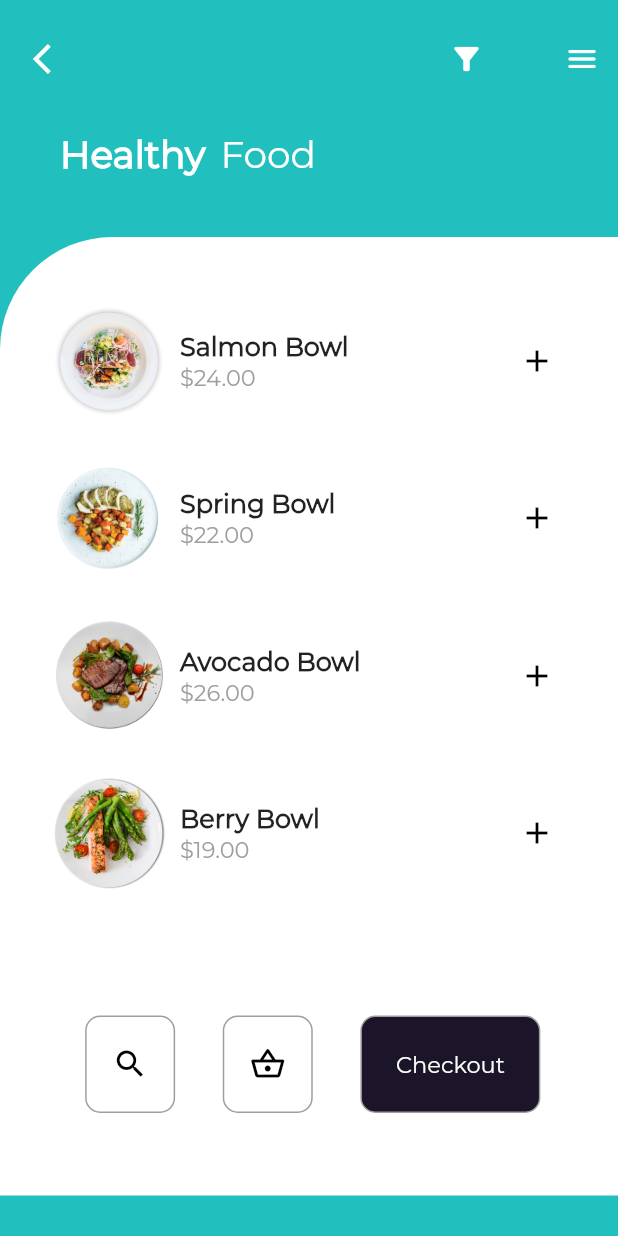
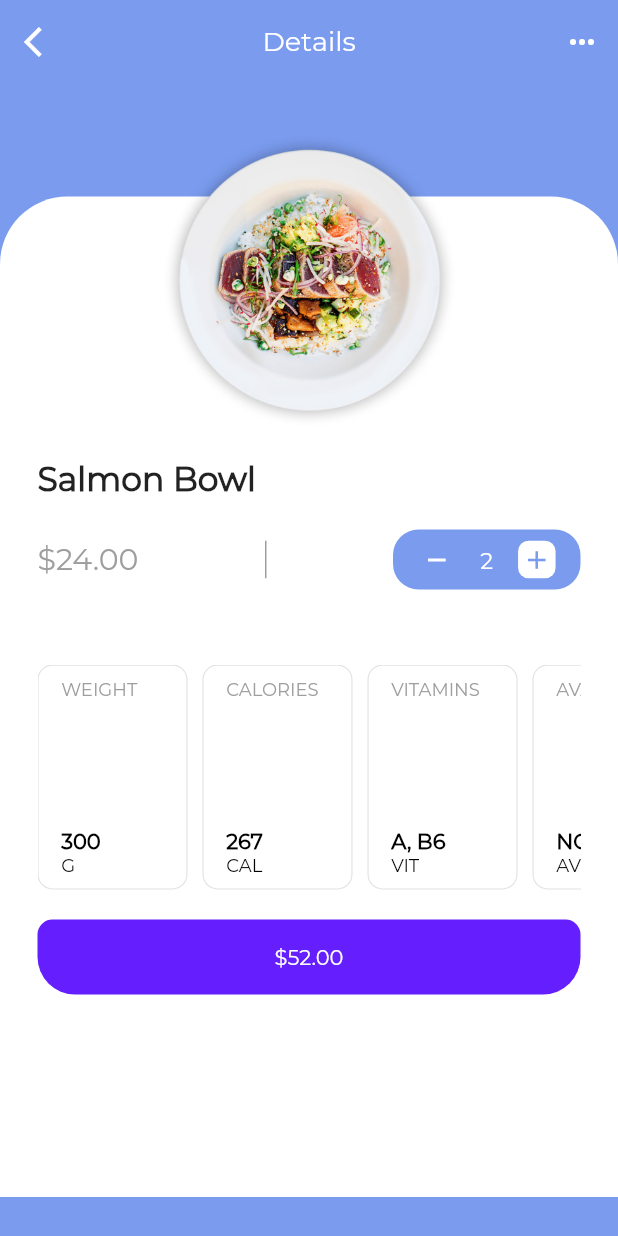
Before and after one commit to tejasrajanna/dribbble_nutrition, a Flutter app: the screen it shows after launch, after a tap on "Salmon Bowl", on a phone screen of 412 x 824 dp. Run offline on Flutter 3.47's test engine with Material 2 defaults, Android fonts, the phone set to English and light mode, and no system bars; project files that could hold a hidden picture were left out.

Commit message:
Screens added

```diff
--- /dev/null
+++ b/lib/screens/details_screen.dart
@@ -0,0 +1,47 @@
+import 'package:dribbble_travel/widgets/details_layout.dart';
+import 'package:flutter/material.dart';
+
+class DetailsScreen extends StatelessWidget {
+  const DetailsScreen({ Key? key, this.heroTag, this.foodName, this.foodPrice }) : super(key: key);
+
+  final heroTag;
+  final foodName;
+  final foodPrice;
+
+  @override
+  Widget build(BuildContext context) {
+    return Scaffold(
+      backgroundColor: Color(0xFF7A9BEE),
+      appBar: AppBar(
+        leading: IconButton(
+          onPressed: () {
+            Navigator.of(context).pop();} ,
+          icon: Icon(Icons.arrow_back_ios),
+          color: Colors.white,
+        ),
+      backgroundColor: Colors.transparent,
+      elevation: 0.0,
+      title: Text(
+        'Details',
+        style: TextStyle(
+          fontFamily: 'Montserrat',
+          fontSize: 18.0,
+          color: Colors.white,
+        ),
+      ),
+      centerTitle: true,
+      actions: [
+        IconButton(
+          onPressed: () {},
+          icon: Icon(Icons.more_horiz),
+          color: Colors.white,
+          ),
+      ],
+      ),
+    body: DetailsLayout(
+      heroTag: this.heroTag,
+      foodPrice: this.foodPrice,
+      foodName: this.foodName,)
+    );
+  }
+}
--- a/lib/screens/home_screen.dart
+++ b/lib/screens/home_screen.dart
@@ -1,5 +1,5 @@
-import 'package:dribbble_travel/widgets/header.dart';
-import 'package:dribbble_travel/widgets/heading.dart';
+import 'package:dribbble_travel/widgets/home_header.dart';
+import 'package:dribbble_travel/widgets/home_heading.dart';
 import 'package:dribbble_travel/widgets/list_food_items.dart';
 import 'package:flutter/material.dart';
 
@@ -19,9 +19,9 @@ class _MyHomePageState extends State<MyHomePage> {
       backgroundColor: Color(0xFF21BFBD),
       body: ListView(
         children: [
-      Header(),
+      HomeHeader(),
       SizedBox(height: 25,),
-      Heading(),
+      HomeHeading(),
       SizedBox(height: 40,),
       Container(
         height: MediaQuery.of(context).size.height - 185.0,
--- /dev/null
+++ b/lib/widgets/build_card.dart
@@ -0,0 +1,105 @@
+import 'package:flutter/material.dart';
+
+class BuildCard extends StatefulWidget {
+  final String cardTitle;
+  final String info;
+  final String unit;
+
+  BuildCard({Key? key,
+          required this.cardTitle,
+          required this.info,
+          required this.unit,
+          }) : super(key: key);
+
+  @override
+  _BuildCardState createState() => _BuildCardState();
+}
+
+class _BuildCardState extends State<BuildCard> {
+  String selectedCard='';
+
+  @override
+  Widget build(BuildContext context) {
+    return InkWell(
+        onTap: () {
+          selectCard(widget.cardTitle);
+        },
+        child: AnimatedContainer(
+          duration: Duration(milliseconds: 500),
+          curve: Curves.easeIn,
+          decoration: BoxDecoration(
+            borderRadius: BorderRadius.circular(10.0),
+            color: widget.cardTitle == selectedCard ?
+            Color(0xFF7A9BEE): Colors.white,
+            border: Border.all(
+              color: widget.cardTitle == selectedCard ?
+              Colors.transparent: Colors.grey.withOpacity(0.3),
+              style: BorderStyle.solid,
+              width: 0.75,
+            ),
+          ),
+        height: 100.0,
+        width: 100.0,
+        child: Column(
+          mainAxisAlignment: MainAxisAlignment.spaceBetween,
+          crossAxisAlignment: CrossAxisAlignment.start,
+          children: [
+            Padding(
+              padding: const EdgeInsets.only(
+                top: 8.0,
+                left: 15.0,
+                ),
+              child: Text(
+                widget.cardTitle,
+                style: TextStyle(
+                  fontFamily: 'Montserrat',
+                  fontSize: 12.0,
+                  color: widget.cardTitle == selectedCard ?
+                  Colors.white: Colors.grey,
+                  fontWeight: FontWeight.w500,
+                  ),
+              ),
+              ),
+            Padding(
+              padding: const EdgeInsets.only(
+                left: 15.0,
+                bottom: 8.0,
+              ),
+              child: Column(
+                crossAxisAlignment: CrossAxisAlignment.start,
+                children: [
+                  Text(
+              widget.info,
+              style: TextStyle(
+                color: widget.cardTitle == selectedCard ?
+                Colors.white: Colors.black,
+                fontWeight: FontWeight.bold,
+                fontFamily: 'Montserrat',
+                fontSize: 14.0,
+                ),
+            ),
+            Text(
+            widget.unit,
+            style: TextStyle(
+              fontSize: 12.0,
+              fontFamily: 'Montserrat',
+              color: widget.cardTitle == selectedCard ?
+              Colors.white: Colors.black,
+              fontWeight: FontWeight.w500,
+              ),
+            ),
+                ],
+              ),
+            ),
+          ],
+        ),
+           )
+      );
+  }
+
+  selectCard(cardTitle) {
+    setState(() {
+      selectedCard = cardTitle;
+    });
+  }
+}
--- /dev/null
+++ b/lib/widgets/build_card_list.dart
@@ -0,0 +1,42 @@
+import 'package:flutter/material.dart';
+
+import 'build_card.dart';
+
+class BuildCardList extends StatelessWidget {
+  const BuildCardList({ Key? key }) : super(key: key);
+
+  @override
+  Widget build(BuildContext context) {
+    return Container(
+                  height: 150.0,
+                  child: ListView(
+                    scrollDirection: Axis.horizontal,
+                    children: [
+                      BuildCard(
+                        cardTitle: 'WEIGHT',
+                        info: '300',
+                        unit: 'G',
+                      ),
+                      SizedBox(width: 10.0,),
+                      BuildCard(
+                        cardTitle: 'CALORIES',
+                        info: '267',
+                        unit: 'CAL'
+                      ),
+                      SizedBox(width: 10.0,),
+                      BuildCard(
+                        cardTitle: 'VITAMINS',
+                        info: 'A, B6',
+                        unit: 'VIT',
+                      ),
+                      SizedBox(width: 10.0,),
+                      BuildCard(
+                        cardTitle: 'AVAIL',
+                        info: 'NO',
+                        unit: 'AV',
+                      ),
+                    ],
+                  ),
+                );
+  }
+}
--- a/lib/widgets/build_food_item.dart
+++ b/lib/widgets/build_food_item.dart
@@ -1,3 +1,4 @@
+import 'package:dribbble_travel/screens/details_screen.dart';
 import 'package:flutter/material.dart';
 
 class BuildFoodItem extends StatelessWidget {
@@ -20,7 +21,14 @@ final String price;
      ),
       child: InkWell(
         onTap: () {
-
+            Navigator.of(context).push(MaterialPageRoute(
+              builder: (context) => DetailsScreen(
+                heroTag: imgPath,
+                foodName: foodName,
+                foodPrice: price,
+                ),
+                ),
+              );
         },
         child: Row(
           mainAxisAlignment: MainAxisAlignment.spaceBetween,
--- /dev/null
+++ b/lib/widgets/details_footer.dart
@@ -0,0 +1,34 @@
+import 'package:flutter/material.dart';
+
+class DetailsFooter extends StatelessWidget {
+  const DetailsFooter({ Key? key }) : super(key: key);
+
+  @override
+  Widget build(BuildContext context) {
+    return Padding(
+                padding: EdgeInsets.only(bottom: 5.0),
+                child: Container(
+                  decoration: BoxDecoration(
+                    borderRadius: BorderRadius.only(
+                      topLeft: Radius.circular(10.0),
+                      topRight: Radius.circular(10.0),
+                      bottomLeft: Radius.circular(25.0),
+                      bottomRight: Radius.circular(25.0),
+                    ),
+                  color: Colors.deepPurpleAccent[400],
+                  ),
+                height: 50.0,
+                child: Center(
+                  child: Text(
+                    '\$52.00',
+                    style: TextStyle(
+                      color: Colors.white,
+                      fontFamily: 'Montserrat',
+                    ),
+                  ),
+                ),
+                ),
+              );
+
+  }
+}
--- /dev/null
+++ b/lib/widgets/details_layout.dart
@@ -0,0 +1,88 @@
+import 'package:dribbble_travel/widgets/build_card_list.dart';
+import 'package:dribbble_travel/widgets/details_footer.dart';
+import 'package:dribbble_travel/widgets/quantity_price_row.dart';
+import 'package:flutter/material.dart';
+
+
+class DetailsLayout extends StatelessWidget {
+  const DetailsLayout({ Key? key,
+  this.heroTag,
+  this.foodName,
+  this.foodPrice }) : super(key: key);
+
+  final heroTag;
+  final foodName;
+  final foodPrice;
+
+  @override
+  Widget build(BuildContext context) {
+    return ListView(
+      children: [
+        Stack(
+          children: [
+            Container(
+              height: MediaQuery.of(context).size.height - 82.0,
+              width: MediaQuery.of(context).size.width,
+              color: Colors.transparent,
+            ),
+            Positioned(
+              top: 75.0,
+              child: Container(
+                decoration: BoxDecoration(
+                  borderRadius: BorderRadius.only(
+                    topLeft: Radius.circular(45.0),
+                    topRight: Radius.circular(45.0),
+                  ),
+                color: Colors.white,
+                ),
+              height: MediaQuery.of(context).size.height -100.0,
+              width: MediaQuery.of(context).size.width,
+              ),
+            ),
+            Positioned(
+              top: 30.0,
+              left: MediaQuery.of(context).size.width/2 - 100.0,
+              child: Hero(
+                tag: heroTag,
+                child: Container(
+                  decoration: BoxDecoration(
+                    image: DecorationImage(
+                      image: AssetImage(heroTag),
+                      fit: BoxFit.cover
+                    ),
+                  ),
+                height: 200.0,
+                width: 200.0,
+                ),
+                ) ,
+              ),
+            Positioned(
+              top: 250.0,
+              left: 25.0,
+              right: 25.0,
+              child: Column(
+                crossAxisAlignment: CrossAxisAlignment.start,
+                children: [
+                  Text(
+                    foodName,
+                    style: TextStyle(
+                      fontFamily: 'Montserrat',
+                      fontSize: 22.0,
+                      fontWeight: FontWeight.bold,
+                    ),
+                  ),
+                SizedBox(height: 20.0,),
+               QuantityPriceRow(foodPrice: this.foodPrice,),
+                SizedBox(height: 50.0,),
+              BuildCardList(),
+              SizedBox(height: 20.0,),
+              DetailsFooter(),
+                ],
+              ),
+            ),
+          ],
+        )
+      ],
+    );
+  }
+}
--- a/lib/widgets/footer.dart
+++ b/lib/widgets/home_footer.dart
@@ -1,7 +1,7 @@
 import 'package:flutter/material.dart';
 
-class Footer extends StatelessWidget {
-  const Footer({ Key? key }) : super(key: key);
+class HomeFooter extends StatelessWidget {
+  const HomeFooter({ Key? key }) : super(key: key);
 
   @override
   Widget build(BuildContext context) {
--- a/lib/widgets/header.dart
+++ b/lib/widgets/home_header.dart
@@ -1,7 +1,7 @@
 import 'package:flutter/material.dart';
 
-class Header extends StatelessWidget {
-  const Header({ Key? key }) : super(key: key);
+class HomeHeader extends StatelessWidget {
+  const HomeHeader({ Key? key }) : super(key: key);
 
   @override
   Widget build(BuildContext context) {
--- a/lib/widgets/heading.dart
+++ b/lib/widgets/home_heading.dart
@@ -1,7 +1,7 @@
 import 'package:flutter/material.dart';
 
-class Heading extends StatelessWidget {
-  const Heading({ Key? key }) : super(key: key);
+class HomeHeading extends StatelessWidget {
+  const HomeHeading({ Key? key }) : super(key: key);
 
   @override
   Widget build(BuildContext context) {
--- a/lib/widgets/list_food_items.dart
+++ b/lib/widgets/list_food_items.dart
@@ -1,5 +1,5 @@
 import 'package:dribbble_travel/widgets/build_food_item.dart';
-import 'package:dribbble_travel/widgets/footer.dart';
+import 'package:dribbble_travel/widgets/home_footer.dart';
 import 'package:flutter/material.dart';
 
 class ListFoodItems extends StatelessWidget {
@@ -42,7 +42,7 @@ class ListFoodItems extends StatelessWidget {
               ),
             ),
             ),
-          Footer()
+          HomeFooter()
           ],
         );
   }
--- /dev/null
+++ b/lib/widgets/quantity_price_row.dart
@@ -0,0 +1,85 @@
+import 'package:flutter/material.dart';
+
+class QuantityPriceRow extends StatelessWidget {
+  const QuantityPriceRow({ Key? key,  this.foodPrice}) : super(key: key);
+
+final foodPrice;
+  @override
+  Widget build(BuildContext context) {
+    return Row(
+                  mainAxisAlignment: MainAxisAlignment.spaceBetween,
+                  children: [
+                    Text(
+                      foodPrice,
+                      style: TextStyle(
+                        fontFamily: 'Montserrat',
+                        fontSize: 20.0,
+                        color: Colors.grey,
+                      ),
+                    ),
+                  Container(
+                    height: 25.0,
+                    color: Colors.grey,
+                    width: 1.0,
+                  ),
+                  Container(
+                    width: 125.0,
+                    height: 40.0,
+                    decoration: BoxDecoration(
+                      borderRadius: BorderRadius.circular(17.0),
+                      color: Color(0xFF7A9BEE),
+                    ),
+                  child: Row(
+                    mainAxisAlignment: MainAxisAlignment.spaceEvenly,
+                    children: [
+                      InkWell(
+                        onTap: () {},
+                        child: Container(
+                          height: 25.0,
+                          width: 25.0,
+                          decoration: BoxDecoration(
+                            borderRadius: BorderRadius.circular(7.0),
+                            color: Color(0xFF7A9BEE),
+                          ),
+                          child: Center(
+                            child: Icon(
+                              Icons.remove,
+                              color: Colors.white,
+                              size: 20.0,
+                              ),
+                          ),
+                        ),
+                      ),
+                    Text(
+                      '2',
+                      style: TextStyle(
+                        color: Colors.white,
+                        fontFamily: 'Montserrat',
+                        fontSize: 15.0,
+                      ),
+                    ),
+                    InkWell(
+                        onTap: () {},
+                        child: Container(
+                          height: 25.0,
+                          width: 25.0,
+                          decoration: BoxDecoration(
+                            borderRadius: BorderRadius.circular(7.0),
+                            color: Colors.white,
+                          ),
+                          child: Center(
+                            child: Icon(
+                              Icons.add,
+                              color: Color(0xFF7A9BEE),
+                              size: 20.0,
+                              ),
+                          ),
+                        ),
+                      ),
+                    ],
+                  ),
+                ),
+                  ],
+                );
+  }
+}
```
